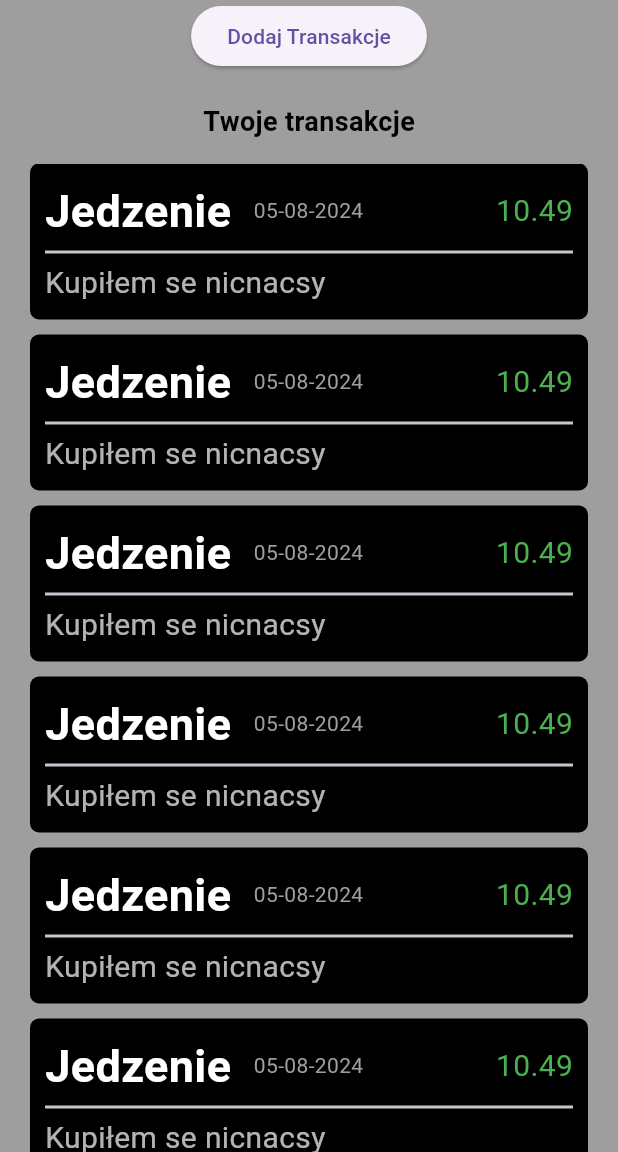
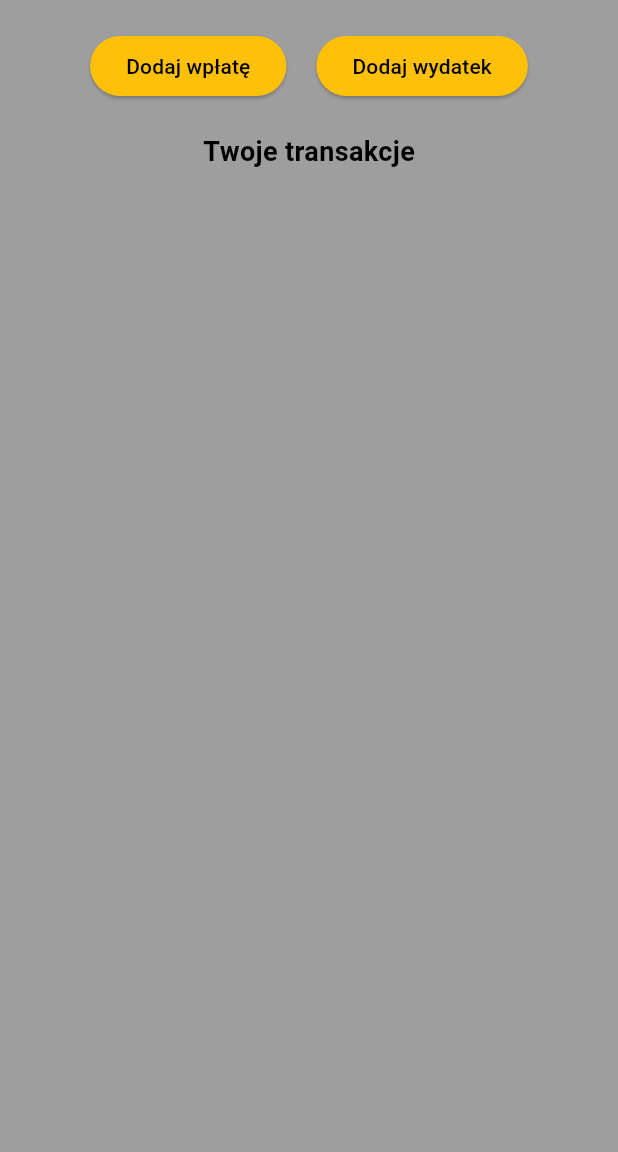
Before and after one commit to Gugson-dev/fund_manager, a Flutter app: the screen it shows after launch, on a phone screen of 412 x 824 dp, the part 84-1236 px from its top. Run offline on Flutter 3.47's test engine with Material 3 defaults, Android fonts, the phone set to English and light mode, and no system bars; Roboto replaces fonts that are missing (Poppins).

Commit message:
added Dodaj wpłate/wydatek

```diff
--- a/lib/main.dart
+++ b/lib/main.dart
@@ -2,17 +2,78 @@ import 'package:flutter/material.dart';
 import 'package:fund_manager/pages/home.dart';
 
 void main() {
-  runApp(const MyApp());
+  runApp(const FundManager());
 }
 
-class MyApp extends StatelessWidget {
-  const MyApp({super.key});
+class FundManager extends StatelessWidget {
+  const FundManager({super.key});
 
   @override
   Widget build(BuildContext context) {
     return  MaterialApp(
       debugShowCheckedModeBanner: false,
-      theme: ThemeData(fontFamily: 'Poppins'),
+      theme: ThemeData(
+        appBarTheme: const AppBarTheme(
+          titleTextStyle: TextStyle(
+            color: Colors.black,
+            fontSize: 18,
+            fontWeight: FontWeight.bold
+          ),
+          backgroundColor: Colors.amber
+        ),
+        primarySwatch: Colors.blueGrey,
+        colorScheme: ColorScheme.fromSwatch(
+          primarySwatch: Colors.blueGrey,
+        ).copyWith(
+          secondary: Colors.amber,
+          onPrimary: Colors.white,
+        ),
+        textTheme: TextTheme(
+          headlineLarge: TextStyle(
+              fontSize: 24,
+              fontWeight: FontWeight.bold,
+              color: Colors.blueGrey[800]),
+          titleLarge: TextStyle(
+              fontSize: 20,
+              fontWeight: FontWeight.bold,
+              color: Colors.blueGrey[800]),
+          bodyLarge: TextStyle(
+              fontSize: 16,
+              fontWeight: FontWeight.bold,
+              color: Colors.blueGrey[800]),
+          bodyMedium: TextStyle(fontSize: 14, color: Colors.blueGrey[700]),
+        ),
+        inputDecorationTheme: InputDecorationTheme(
+          border: const OutlineInputBorder(),
+          focusedBorder: OutlineInputBorder(
+            borderSide: BorderSide(color: Colors.blueGrey[800]!),
+          ),
+          labelStyle: TextStyle(color: Colors.blueGrey[800]),
+        ),
+        elevatedButtonTheme: ElevatedButtonThemeData(
+          style: ElevatedButton.styleFrom(
+            backgroundColor: Colors.amber,
+            foregroundColor: Colors.black,
+          ),
+        ),
+        textButtonTheme: TextButtonThemeData(
+          style: TextButton.styleFrom(
+            foregroundColor: Colors.amber,
+          ),
+        ),
+        dialogTheme: const DialogTheme(
+          titleTextStyle: TextStyle(
+            fontSize: 25,
+            fontWeight: FontWeight.bold,
+            color: Colors.black
+          ),
+          contentTextStyle: TextStyle(
+            fontSize: 18,
+            fontWeight: FontWeight.w600,
+            color: Colors.black
+          )
+        ),
+      ),
       home: const HomePage()
     );
   }
--- a/lib/models/transaction_model.dart
+++ b/lib/models/transaction_model.dart
@@ -2,7 +2,7 @@
 class TransactionModel {
   String title;
   String description;
-  double value;
+  double? value;
   DateTime date;
 
   TransactionModel({
@@ -16,88 +16,6 @@ class TransactionModel {
 
   static List<TransactionModel> getTransactions() {
     List<TransactionModel> transactions = [];
-
-    transactions.add(
-      TransactionModel(
-        title: 'Jedzenie',
-        description: 'Kupiłem se nicnacsy',
-        value: 10.49,
-        date: DateTime(2024,8,5)
-      )
-    );
-    transactions.add(
-      TransactionModel(
-        title: 'Jedzenie',
-        description: 'Kupiłem se nicnacsy',
-        value: 10.49,
-        date: DateTime(2024,8,5)
-      )
-    );
-    transactions.add(
-      TransactionModel(
-        title: 'Jedzenie',
-        description: 'Kupiłem se nicnacsy',
-        value: 10.49,
-        date: DateTime(2024,8,5)
-      )
-    );
-    transactions.add(
-      TransactionModel(
-        title: 'Jedzenie',
-        description: 'Kupiłem se nicnacsy',
-        value: 10.49,
-        date: DateTime(2024,8,5)
-      )
-    );
-    transactions.add(
-      TransactionModel(
-        title: 'Jedzenie',
-        description: 'Kupiłem se nicnacsy',
-        value: 10.49,
-        date: DateTime(2024,8,5)
-      )
-    );
-    transactions.add(
-      TransactionModel(
-        title: 'Jedzenie',
-        description: 'Kupiłem se nicnacsy',
-        value: 10.49,
-        date: DateTime(2024,8,5)
-      )
-    );
-    transactions.add(
-      TransactionModel(
-        title: 'Jedzenie',
-        description: 'Kupiłem se nicnacsy',
-        value: 10.49,
-        date: DateTime(2024,8,5)
-      )
-    );
-    transactions.add(
-      TransactionModel(
-        title: 'Jedzenie',
-        description: 'Kupiłem se nicnacsy',
-        value: 10.49,
-        date: DateTime(2024,8,5)
-      )
-    );
-    transactions.add(
-      TransactionModel(
-        title: 'Jedzenie',
-        description: 'Kupiłem se nicnacsy',
-        value: 10.49,
-        date: DateTime(2024,8,5)
-      )
-    );
-    transactions.add(
-      TransactionModel(
-        title: 'Jedzenie',
-        description: 'Kupiłem se nicnacsy',
-        value: 10.49,
-        date: DateTime(2024,8,5)
-      )
-    );
-
     return transactions;
   }
 }
--- a/lib/pages/home.dart
+++ b/lib/pages/home.dart
@@ -17,9 +17,17 @@ class _HomePageState extends State<HomePage> {
   TextEditingController valueController = TextEditingController();
 
 
+  @override
+  void initState(){
+    super.initState();
+    _getTransactions();
+  }
+
 
   void _getTransactions() {
+    setState(() {
       transactions = TransactionModel.getTransactions();
+    });
   }
 
   void clearControllers() {
@@ -28,20 +36,15 @@ class _HomePageState extends State<HomePage> {
     valueController.clear();
   }
 
-  Future<void> addTransaction(BuildContext context) async {
+  Future<void> showAddTransactionDialog(BuildContext context, bool isExpense) async {
+    final title = isExpense ? 'Dodaj wpłatę' : 'Dodaj wydatek';
     return showDialog(
       useSafeArea: true,
       barrierDismissible: false,
       context: context,
       builder: (context) {
         return AlertDialog(
-          title: const Text('Dodaj transakcje'),
-          titleTextStyle: const TextStyle(
-            fontSize: 25,
-            fontWeight: FontWeight.bold,
-            color: Colors.black
-          ),
-          backgroundColor: Colors.amberAccent,
+          title: Text(title),
           content: SingleChildScrollView(
             child: ConstrainedBox(
               constraints: BoxConstraints(
@@ -54,7 +57,6 @@ class _HomePageState extends State<HomePage> {
                     controller: titleController,
                     decoration: const InputDecoration(
                       labelText: 'Tytuł transakcji',
-                      border: OutlineInputBorder()
                     ),
                   ),
                   const SizedBox(height: 20,),
@@ -64,7 +66,6 @@ class _HomePageState extends State<HomePage> {
                     maxLines: 4,
                     decoration: const InputDecoration(
                       labelText: 'Opis',
-                      border: OutlineInputBorder()
                     ),
                   ),
                   const SizedBox(height: 20,),
@@ -73,7 +74,6 @@ class _HomePageState extends State<HomePage> {
                     keyboardType: TextInputType.number,
                     decoration: const InputDecoration(
                       labelText: 'Kwota',
-                      border: OutlineInputBorder()
                     ),
                   ),
                 ],
@@ -90,14 +90,22 @@ class _HomePageState extends State<HomePage> {
               ),
             ElevatedButton(
               onPressed: (){
+                setState(() {
+                  double? value = double.tryParse(valueController.text);
+                  if (value != null) {
+                    if (!isExpense) {
+                      value *= -1;
+                    }
+                  }
                   transactions.add(
                     TransactionModel(
                       title: titleController.text,
                       description: descriptionController.text,
-                    value: double.parse(valueController.text),
+                      value: value,
                       date: DateTime.now()
                     )
                   );
+                });
                 Navigator.pop(context);
                 clearControllers();
               },
@@ -110,11 +118,9 @@ class _HomePageState extends State<HomePage> {
 
   @override
   Widget build(BuildContext context) {
-    _getTransactions();
-
     return Scaffold(
       backgroundColor: Colors.grey,
-      appBar: appBar(),
+      appBar: appBar(context),
       body:  LayoutBuilder(builder: (context, constraints) {
         return SafeArea(
           child: ListView(
@@ -125,11 +131,28 @@ class _HomePageState extends State<HomePage> {
                 child: Column(
                   children: [
                     //searchField(),
+                    const SizedBox(height: 20,),
+                    Row(
+                      mainAxisAlignment: MainAxisAlignment.center,
+                      children: [
+                        ElevatedButton(
+                          style: ElevatedButton.styleFrom(
+                            backgroundColor: Colors.amber,
+                            foregroundColor: Colors.black
+                          ),
+                          onPressed: () {
+                            showAddTransactionDialog(context,true);
+                          },
+                          child: const Text('Dodaj wpłatę')
+                        ),
+                        const SizedBox(width: 20,),
                         ElevatedButton(
                           onPressed: () {
-                        addTransaction(context);
+                            showAddTransactionDialog(context,false);
                           },
-                      child: const Text('Dodaj Transakcje')
+                          child: const Text('Dodaj wydatek')
+                        ),
+                      ],
                     ),
                     const SizedBox(height: 20,),
                     const Text(
--- a/lib/widgets/app_bar.dart
+++ b/lib/widgets/app_bar.dart
@@ -1,52 +1,56 @@
 import 'package:flutter/material.dart';
 import 'package:flutter/cupertino.dart';
+import 'package:fund_manager/pages/home.dart';
 
-  AppBar appBar() {
+AppBar appBar(BuildContext context) {
   return AppBar(
-      title: const Text(
-        'Fund Manager',
-        style: TextStyle(
-          color: Colors.black,
-          fontSize: 18,
-          fontWeight: FontWeight.bold
-        ),
-      ),
-      backgroundColor: Colors.amber,
+    title: const Text('Fund Manager'),
     elevation: 0.0,
     centerTitle: true,
     leading:
       GestureDetector(
         onTap: () {
-
+          Navigator.pushReplacement(
+            context,
+            MaterialPageRoute(builder: (context) => const HomePage())
+          );
         },
         child: Container(
           margin: const EdgeInsets.all(10),
           alignment: Alignment.center,
-            decoration: BoxDecoration(
-              color: Colors.amber,
-              borderRadius: BorderRadius.circular(10)
-            ),
           child: const Icon(
             CupertinoIcons.chevron_back,
             color: Colors.black,
             size: 27.0,
-              semanticLabel: 'Go back',
+            semanticLabel: 'Powrót',
           )
         ),
       ),
     actions: [
       GestureDetector(
         onTap: () {
-
+          showDialog(
+            context: context,
+            builder: (BuildContext context) {
+              return AlertDialog(
+                title: const Text('Informacje'),
+                content: const Text('Karolina to najpiękniejsza dziewczyna na świecie'),
+                actions: [
+                  ElevatedButton(
+                    onPressed: () {
+                      Navigator.of(context).pop();
+                    },
+                    child: const Text('Zamknij'),
+                  ),
+                ],
+              );
+            },
+          );
         },
         child: Container(
           margin: const EdgeInsets.all(10),
           alignment: Alignment.center,
           width: 37,
-            decoration: BoxDecoration(
-              color: Colors.amber,
-              borderRadius: BorderRadius.circular(10)
-            ),
           child: const Icon(
             CupertinoIcons.info_circle,
             color: Colors.black,
```
Also changed, not shown: lib/widgets/transactions_history.dart (+40 -1 lines). Lines whose indentation alone changed are shown as unchanged.
